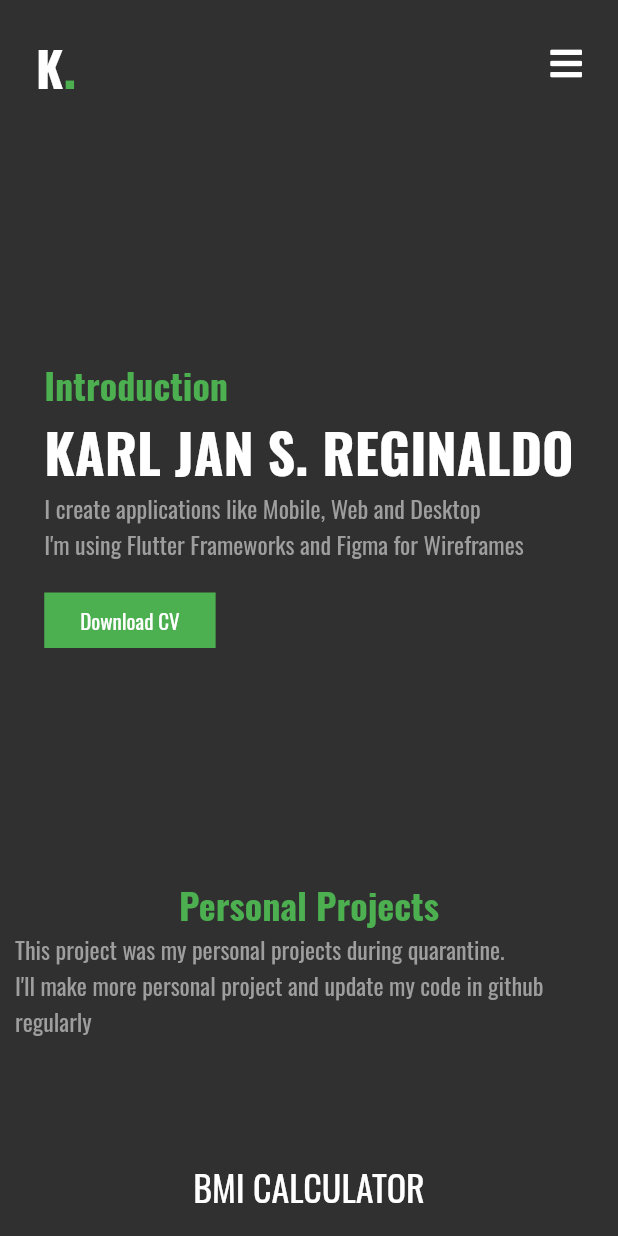
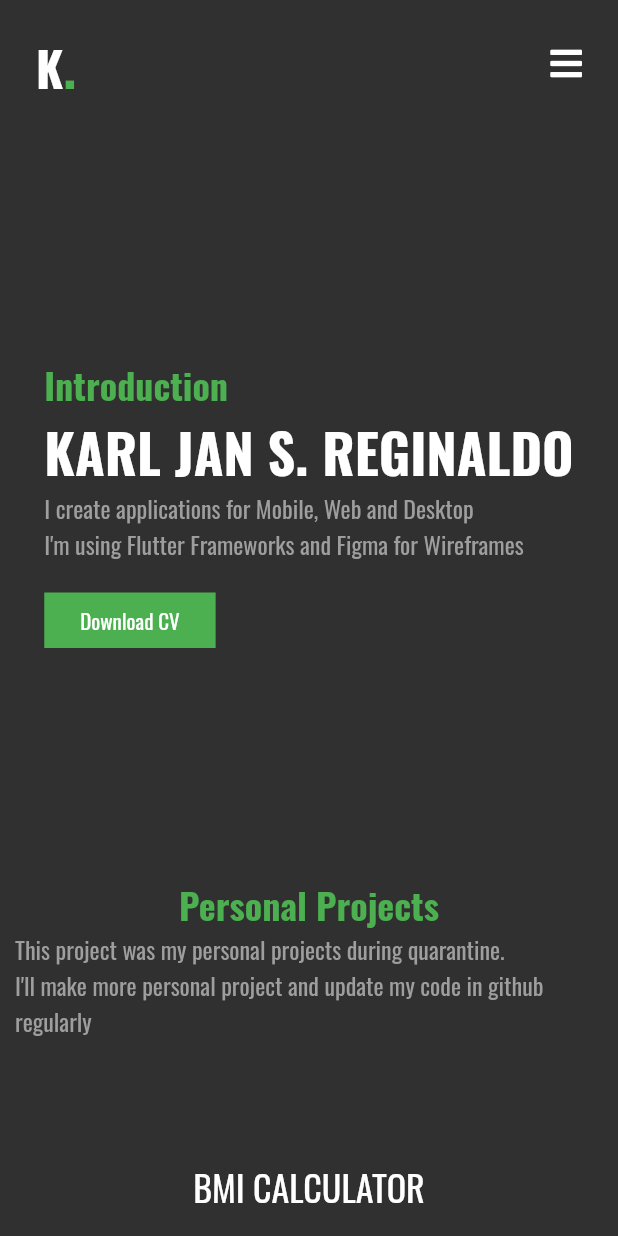
Before and after one commit to karlreginaldo/portfolio, a Flutter app: the screen it shows after launch, on a phone screen of 412 x 824 dp. Run offline on Flutter 3.47's test engine with Material 2 defaults, Android fonts, the phone set to English and light mode, and no system bars; drawn by our look-alikes of carousel_slider; our stand-ins replace font_awesome_flutter, google_fonts, responsive_builder.

Commit message:
hotfix:fixing grammar

```diff
--- a/lib/components/introduction.dart
+++ b/lib/components/introduction.dart
@@ -36,7 +36,7 @@ class IntroLeft extends StatelessWidget {
           fontSize: 36,
         ),
         CustomRichText(
-          title: 'I create applications like Mobile, Web and Desktop',
+          title: 'I create applications for Mobile, Web and Desktop',
           fontSize: 16,
           color: Colors.grey,
           fontWeight: FontWeight.normal,
--- a/lib/components/project_wrap.dart
+++ b/lib/components/project_wrap.dart
@@ -25,7 +25,7 @@ class ProjectWrap extends StatelessWidget {
           color: Colors.grey,
           fontWeight: FontWeight.normal,
           title:
-              'This project was my personal projects during quarantine. \nI\'ll make more personal project and update my code in github regularly',
+              'These are personal projects I\'ve made during quarantine \nI\'ll make more personal project and update my code on github regularly',
         ),
         SizedBox(
           height: 50,
```
